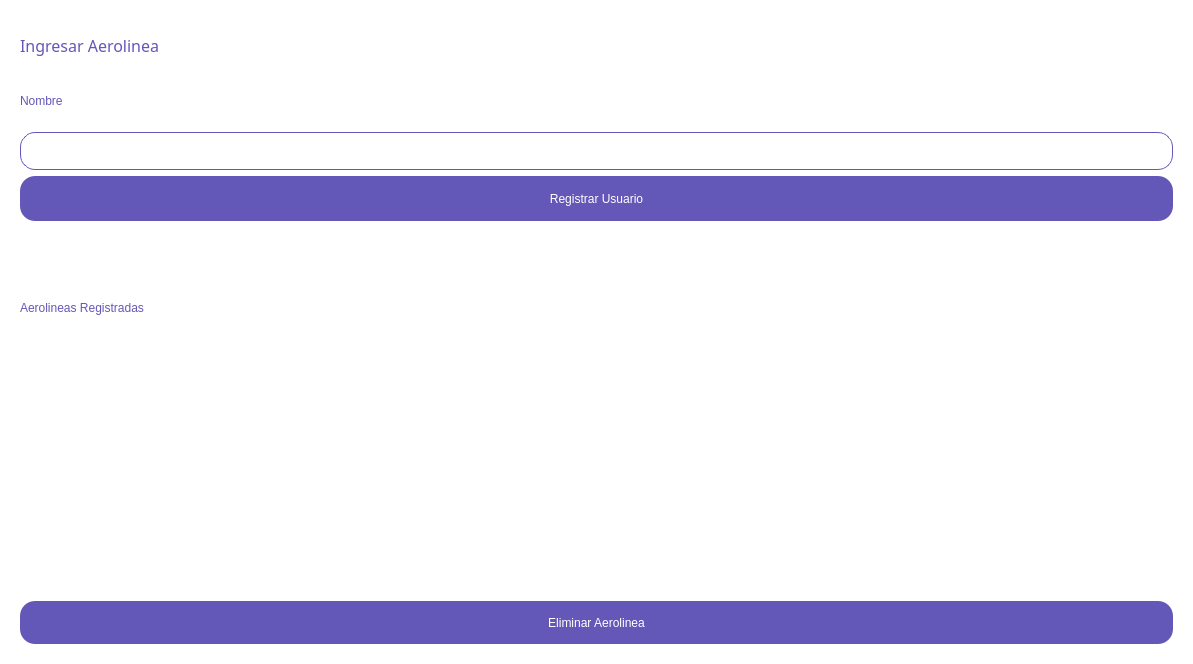
Before: the Qt Designer form GUI/Resources/UI/AerolineaRegister.ui in difer19/Gestor-de-Hangares, drawn with Qt 5.
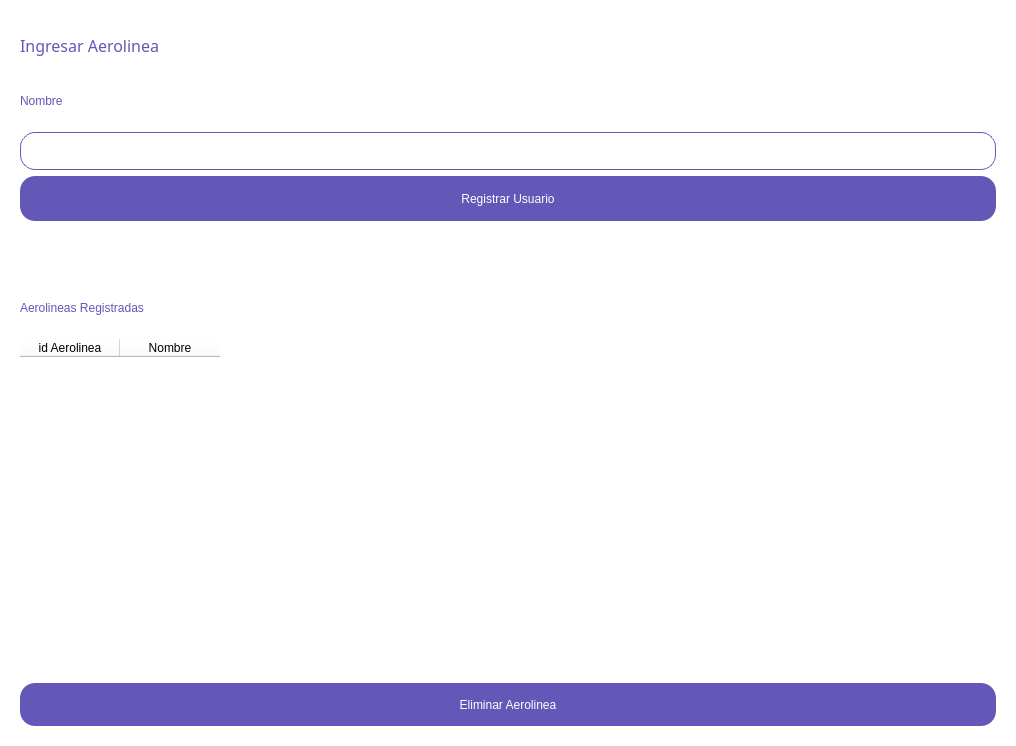
After: the same form once the commit is applied.

What changed in the file:
```diff
--- a/GUI/Resources/UI/AerolineaRegister.ui
+++ b/GUI/Resources/UI/AerolineaRegister.ui
@@ -6,8 +6,8 @@
    <rect>
     <x>0</x>
     <y>0</y>
-    <width>1193</width>
-    <height>664</height>
+    <width>1016</width>
+    <height>746</height>
    </rect>
   </property>
   <property name="windowTitle">
@@ -65,6 +65,12 @@
     border-radius: 5px;
     padding: 1px 18px 1px 3px;
     min-width: 10px;
+}
+
+QTableWidget
+{
+	 color: #6357B7;
+   	 font: 12pt &quot;Bahnschrift&quot;;
 }</string>
   </property>
   <layout class="QHBoxLayout" name="horizontalLayout">
@@ -190,6 +196,25 @@
           <height>68</height>
          </size>
         </property>
+        <property name="alternatingRowColors">
+         <bool>true</bool>
+        </property>
+        <property name="selectionMode">
+         <enum>QAbstractItemView::SingleSelection</enum>
+        </property>
+        <property name="selectionBehavior">
+         <enum>QAbstractItemView::SelectRows</enum>
+        </property>
+        <column>
+         <property name="text">
+          <string>id Aerolinea</string>
+         </property>
+        </column>
+        <column>
+         <property name="text">
+          <string>Nombre</string>
+         </property>
+        </column>
        </widget>
       </item>
       <item>
```
